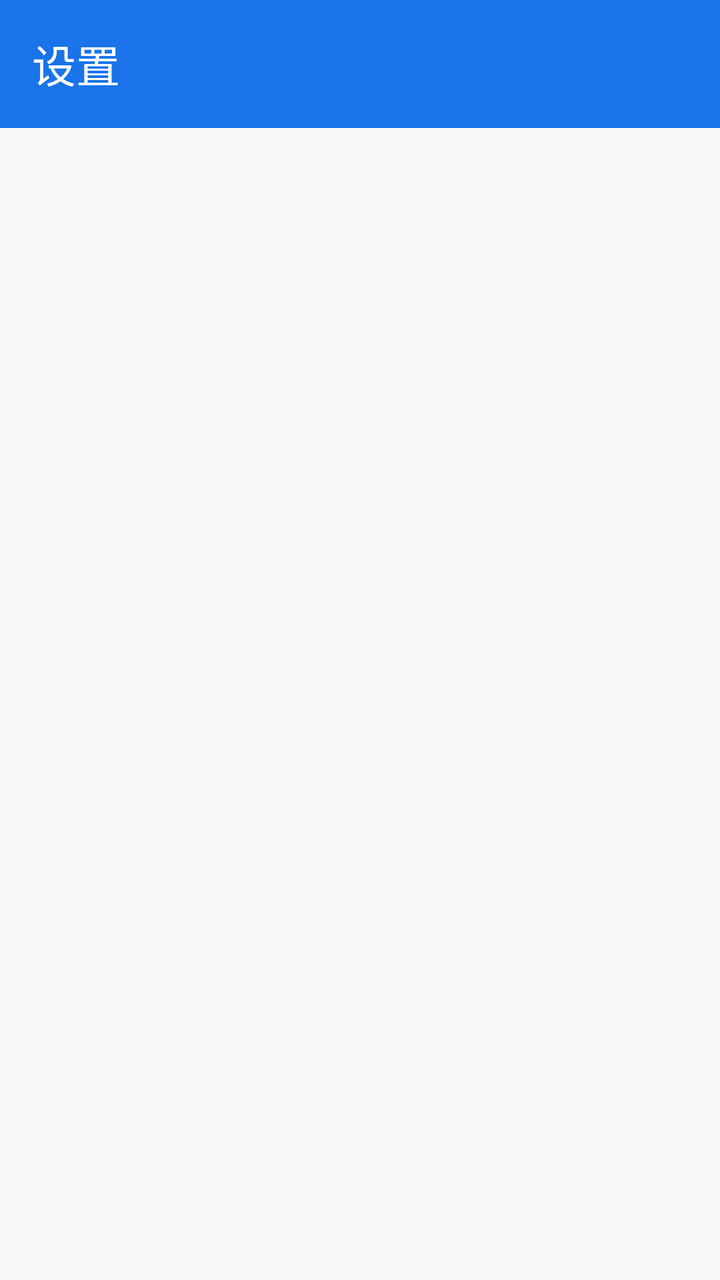
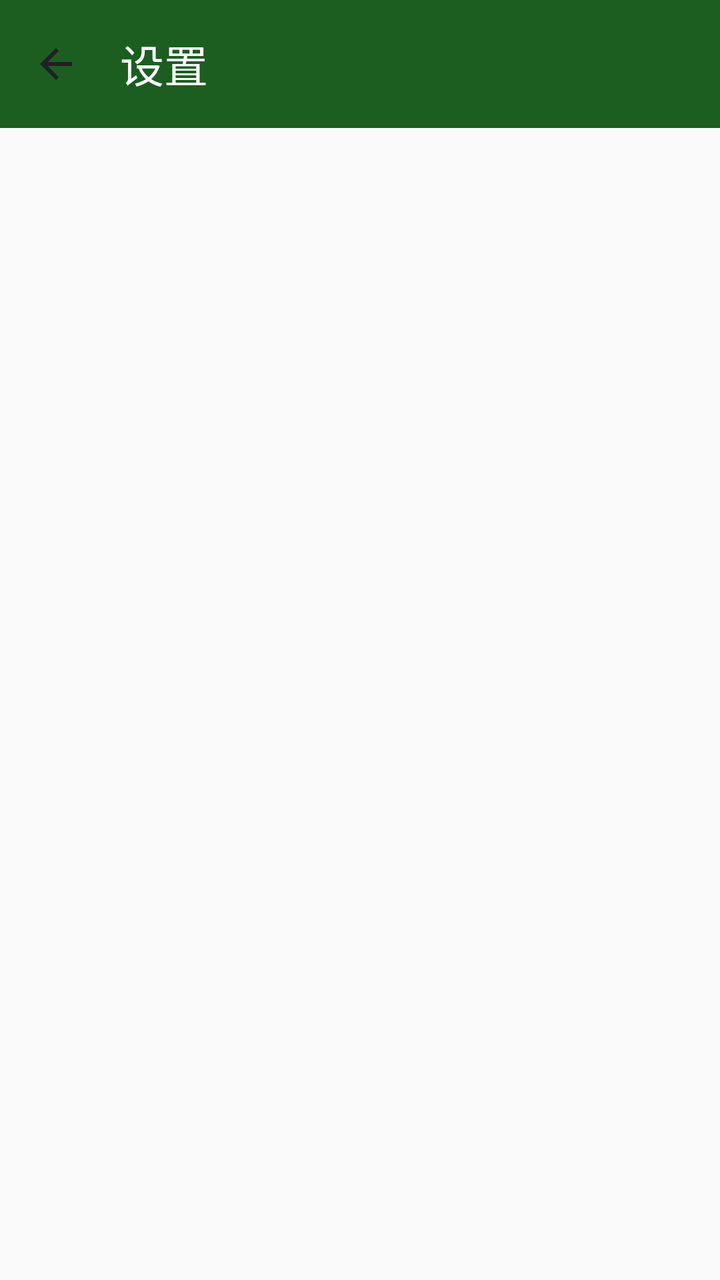

An Android layout rendered at two revisions. The XML below is the earlier revision; the diff shows what the commit changed to produce the second picture.
<!-- AndroidManifest.xml: activity theme Theme.AIGuide -->
<!-- res/layout/activity_settings.xml -->
<?xml version="1.0" encoding="utf-8"?>
<androidx.constraintlayout.widget.ConstraintLayout
    xmlns:android="http://schemas.android.com/apk/res/android"
    xmlns:app="http://schemas.android.com/apk/res-auto"
    xmlns:tools="http://schemas.android.com/tools"
    android:layout_width="match_parent"
    android:layout_height="match_parent"
    android:background="?android:colorBackground">

    <androidx.appcompat.widget.Toolbar
        android:id="@+id/toolbar"
        android:layout_width="0dp"
        android:layout_height="?attr/actionBarSize"
        android:background="?attr/colorPrimary"
        android:elevation="4dp"
        app:layout_constraintEnd_toEndOf="parent"
        app:layout_constraintStart_toStartOf="parent"
        app:layout_constraintTop_toTopOf="parent"
        app:title="@string/settings_title"
        app:titleTextColor="@color/white" />

    <androidx.recyclerview.widget.RecyclerView
        android:id="@+id/recyclerView"
        android:layout_width="0dp"
        android:layout_height="0dp"
        android:clipToPadding="false"
        android:paddingVertical="8dp"
        app:layout_constraintBottom_toBottomOf="parent"
        app:layout_constraintEnd_toEndOf="parent"
        app:layout_constraintStart_toStartOf="parent"
        app:layout_constraintTop_toBottomOf="@id/toolbar"
        tools:listitem="@layout/item_setting_switch" />

</androidx.constraintlayout.widget.ConstraintLayout>
<!-- res/layout/item_setting_switch.xml (included above) -->
<?xml version="1.0" encoding="utf-8"?>
<LinearLayout xmlns:android="http://schemas.android.com/apk/res/android"
    xmlns:app="http://schemas.android.com/apk/res-auto"
    android:layout_width="match_parent"
    android:layout_height="wrap_content"
    android:orientation="vertical"
    android:paddingHorizontal="16dp"
    android:paddingVertical="12dp">

    <LinearLayout
        android:layout_width="match_parent"
        android:layout_height="wrap_content"
        android:gravity="center_vertical"
        android:orientation="horizontal">

        <TextView
            android:id="@+id/tvTitle"
            android:layout_width="0dp"
            android:layout_height="wrap_content"
            android:layout_weight="1"
            android:textColor="?android:textColorPrimary"
            android:textSize="16sp"
            android:textStyle="bold" />

        <com.google.android.material.switchmaterial.SwitchMaterial
            android:id="@+id/switchItem"
            android:layout_width="wrap_content"
            android:layout_height="wrap_content" />
    </LinearLayout>

    <TextView
        android:id="@+id/tvSummary"
        android:layout_width="match_parent"
        android:layout_height="wrap_content"
        android:layout_marginTop="4dp"
        android:textColor="?android:textColorSecondary"
        android:textSize="13sp" />

</LinearLayout>
<!-- resources referenced by this layout -->
<resources>
  <color name="white">#FFFFFFFF</color>
  <string name="settings_title">设置</string>
  <style name="Theme.AIGuide" parent="Theme.Material3.DayNight.NoActionBar">
          <item name="colorPrimary">@color/primary</item>
          <item name="colorPrimaryVariant">@color/primary_dark</item>
          <item name="colorOnPrimary">@color/on_primary</item>
          <item name="colorSecondary">@color/secondary</item>
          <item name="colorSecondaryVariant">@color/secondary_dark</item>
          <item name="colorOnSecondary">@color/white</item>
          <item name="colorSurface">@color/surface</item>
          <item name="colorOnSurface">@color/on_surface</item>
          <item name="colorError">@color/error</item>
          <item name="colorOnError">@color/white</item>
          <item name="android:colorBackground">@color/background</item>
          <item name="android:statusBarColor">?attr/colorPrimary</item>
          <item name="android:navigationBarColor">@color/surface</item>
      </style>
  <color name="primary">#FF1A73E8</color>
  <color name="primary_dark">#FF1557B0</color>
  <color name="on_primary">#FFFFFFFF</color>
  <color name="secondary">#FF34A853</color>
  <color name="secondary_dark">#FF2D8F47</color>
  <color name="surface">#FFFFFFFF</color>
  <color name="on_surface">#FF202124</color>
  <color name="error">#FFEA4335</color>
  <color name="background">#FFF8F9FA</color>
</resources>

<!-- the commit's change to res/layout/activity_settings.xml (unified diff, before → after) -->
@@ -1,74 +1,26 @@
-<?xml version="1.0" encoding="utf-8"?>
-<androidx.constraintlayout.widget.ConstraintLayout
-    xmlns:android="http://schemas.android.com/apk/res/android"
-    xmlns:app="http://schemas.android.com/apk/res-auto"
-    xmlns:tools="http://schemas.android.com/tools"
-    android:layout_width="match_parent"
-    android:layout_height="match_parent"
-    android:background="?android:colorBackground">
-
-    <androidx.appcompat.widget.Toolbar
-        android:id="@+id/toolbar"
-        android:layout_width="0dp"
-        android:layout_height="?attr/actionBarSize"
-        android:background="?attr/colorPrimary"
-        android:elevation="4dp"
-        app:layout_constraintEnd_toEndOf="parent"
-        app:layout_constraintStart_toStartOf="parent"
-        app:layout_constraintTop_toTopOf="parent"
-        app:title="@string/settings_title"
-        app:titleTextColor="@color/white" />
-
-    <androidx.recyclerview.widget.RecyclerView
-        android:id="@+id/recyclerView"
-        android:layout_width="0dp"
-        android:layout_height="0dp"
-        android:clipToPadding="false"
-        android:paddingVertical="8dp"
-        app:layout_constraintBottom_toBottomOf="parent"
-        app:layout_constraintEnd_toEndOf="parent"
-        app:layout_constraintStart_toStartOf="parent"
-        app:layout_constraintTop_toBottomOf="@id/toolbar"
-        tools:listitem="@layout/item_setting_switch" />
-
-</androidx.constraintlayout.widget.ConstraintLayout>
-<!-- res/layout/item_setting_switch.xml (included above) -->
 <?xml version="1.0" encoding="utf-8"?>
 <LinearLayout xmlns:android="http://schemas.android.com/apk/res/android"
     xmlns:app="http://schemas.android.com/apk/res-auto"
     android:layout_width="match_parent"
-    android:layout_height="wrap_content"
+    android:layout_height="match_parent"
     android:orientation="vertical"
-    android:paddingHorizontal="16dp"
-    android:paddingVertical="12dp">
+    android:background="?attr/colorBackground">
 
-    <LinearLayout
+    <androidx.appcompat.widget.Toolbar
+        android:id="@+id/toolbar"
         android:layout_width="match_parent"
-        android:layout_height="wrap_content"
-        android:gravity="center_vertical"
-        android:orientation="horizontal">
+        android:layout_height="?attr/actionBarSize"
+        android:background="?attr/colorPrimary"
+        android:theme="@style/ThemeOverlay.Material3.Dark.ActionBar"
+        app:title="设置"
+        app:navigationIcon="@drawable/ic_back" />
 
-        <TextView
-            android:id="@+id/tvTitle"
-            android:layout_width="0dp"
-            android:layout_height="wrap_content"
-            android:layout_weight="1"
-            android:textColor="?android:textColorPrimary"
-            android:textSize="16sp"
-            android:textStyle="bold" />
-
-        <com.google.android.material.switchmaterial.SwitchMaterial
-            android:id="@+id/switchItem"
-            android:layout_width="wrap_content"
-            android:layout_height="wrap_content" />
-    </LinearLayout>
-
-    <TextView
-        android:id="@+id/tvSummary"
+    <androidx.recyclerview.widget.RecyclerView
+        android:id="@+id/rvSettings"
         android:layout_width="match_parent"
-        android:layout_height="wrap_content"
-        android:layout_marginTop="4dp"
-        android:textColor="?android:textColorSecondary"
-        android:textSize="13sp" />
+        android:layout_height="match_parent"
+        android:paddingTop="8dp"
+        android:paddingBottom="32dp"
+        android:clipToPadding="false" />
 
 </LinearLayout>
<!-- resource entries referenced after the edit -->
@@ -1,7 +1,18 @@
 <!-- resources referenced by this layout -->
 <resources>
+  <!-- drawable ic_back (drawable) -->
+  <?xml version="1.0" encoding="utf-8"?>
+  <vector xmlns:android="http://schemas.android.com/apk/res/android"
+      android:width="24dp"
+      android:height="24dp"
+      android:viewportWidth="24"
+      android:viewportHeight="24"
+      android:tint="?attr/colorOnSurface">
+      <path
+          android:fillColor="@android:color/white"
+          android:pathData="M20,11H7.83l5.59,-5.59L12,4l-8,8 8,8 1.41,-1.41L7.83,13H20v-2z" />
+  </vector>
   <color name="white">#FFFFFFFF</color>
-  <string name="settings_title">设置</string>
   <style name="Theme.AIGuide" parent="Theme.Material3.DayNight.NoActionBar">
           <item name="colorPrimary">@color/primary</item>
           <item name="colorPrimaryVariant">@color/primary_dark</item>
@@ -17,14 +28,14 @@
           <item name="android:statusBarColor">?attr/colorPrimary</item>
           <item name="android:navigationBarColor">@color/surface</item>
       </style>
-  <color name="primary">#FF1A73E8</color>
-  <color name="primary_dark">#FF1557B0</color>
+  <color name="primary">#FF1B5E20</color>
+  <color name="primary_dark">#FF0D3B12</color>
   <color name="on_primary">#FFFFFFFF</color>
-  <color name="secondary">#FF34A853</color>
-  <color name="secondary_dark">#FF2D8F47</color>
+  <color name="secondary">#FF4CAF50</color>
+  <color name="secondary_dark">#FF388E3C</color>
   <color name="surface">#FFFFFFFF</color>
   <color name="on_surface">#FF202124</color>
   <color name="error">#FFEA4335</color>
-  <color name="background">#FFF8F9FA</color>
+  <color name="background">#FFFAFAFA</color>
 </resources>
 
